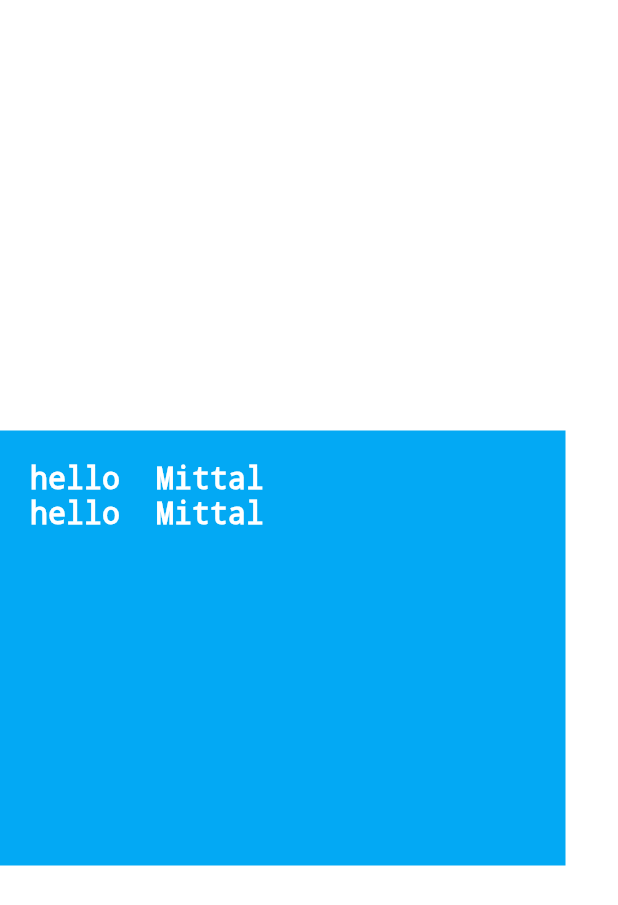
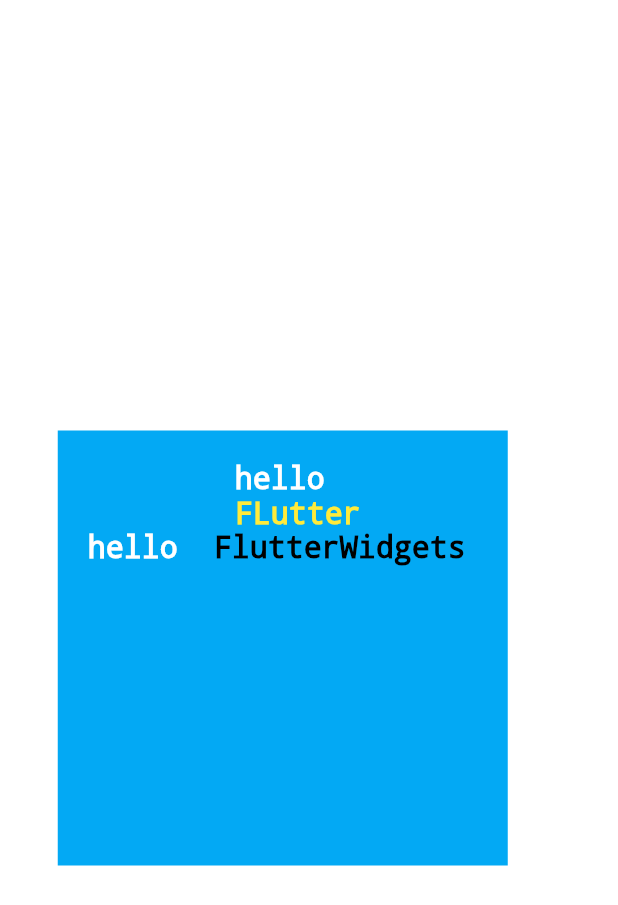
Before and after one commit to mittal1234/FlutterAppSample, a Flutter app: the screen it shows after launch, on a phone screen of 412 x 824 dp. Shown: the top 905 px of the screen. Run offline on Flutter 3.47's test engine with Material 2 defaults, Android fonts, the phone set to English and light mode, and no system bars.

Commit message:
changes in Ui

```diff
--- a/lib/app_screens/home.dart
+++ b/lib/app_screens/home.dart
@@ -1,3 +1,4 @@
+import 'package:flutter/cupertino.dart';
 import 'package:flutter/material.dart';
 
 class Home extends StatelessWidget {
@@ -6,14 +7,36 @@ class Home extends StatelessWidget {
     // TODO: implement build
     return Center(
         child: Container(
-            padding: EdgeInsets.only(left: 20.0,top: 20.0),
+            padding: EdgeInsets.only(left: 20.0, top: 20.0),
             alignment: Alignment.center,
             color: Colors.lightBlue,
-            width: 400.0,
+            width: 300.0,
             height: 290.0,
             margin: EdgeInsets.only(right: 35.0, top: 40.0),
             child: Column(
               children: <Widget>[
+                Column(
+                  children: <Widget>[
+                    Text(
+                      "hello  ",
+                      textDirection: TextDirection.ltr,
+                      style: TextStyle(
+                        decoration: TextDecoration.none,
+                        fontSize: 20.0,
+                        color: Colors.white,
+                      ),
+                    ),
+                    Text(
+                      "FLutter",
+                      textDirection: TextDirection.ltr,
+                      style: TextStyle(
+                        decoration: TextDecoration.none,
+                        fontSize: 20.0,
+                        color: Colors.yellow,
+                      ),
+                    ),
+                  ],
+                ),
                 Row(
                   children: <Widget>[
                     Text(
@@ -26,40 +49,19 @@ class Home extends StatelessWidget {
                       ),
                     ),
                     Text(
-                      "Mittal",
+                      "FlutterWidgets",
                       textDirection: TextDirection.ltr,
                       style: TextStyle(
                         decoration: TextDecoration.none,
                         fontSize: 20.0,
-                        color: Colors.white,
-                      ),
-                    ),
-                  ],
-                ),
-
-                Row(
-                  children: <Widget>[
-                    Text(
-                      "hello  ",
-                      textDirection: TextDirection.ltr,
-                      style: TextStyle(
-                        decoration: TextDecoration.none,
-                        fontSize: 20.0,
-                        color: Colors.white,
-                      ),
-                    ),
-                    Text(
-                      "Mittal",
-                      textDirection: TextDirection.ltr,
-                      style: TextStyle(
-                        decoration: TextDecoration.none,
-                        fontSize: 20.0,
-                        color: Colors.white,
+                        color: Colors.black,
                       ),
                     ),
                   ],
                 )
               ],
-            )));
+            )
+        )
+    );
   }
 }
--- a/lib/main.dart
+++ b/lib/main.dart
@@ -3,6 +3,7 @@ import 'package:flutter_app/app_screens/home.dart';
 
 void main(){
   runApp(MaterialApp(
+    debugShowCheckedModeBanner: false,
     title: "Exploring Ui Widgets",
     home: Home(),
   ));
```
